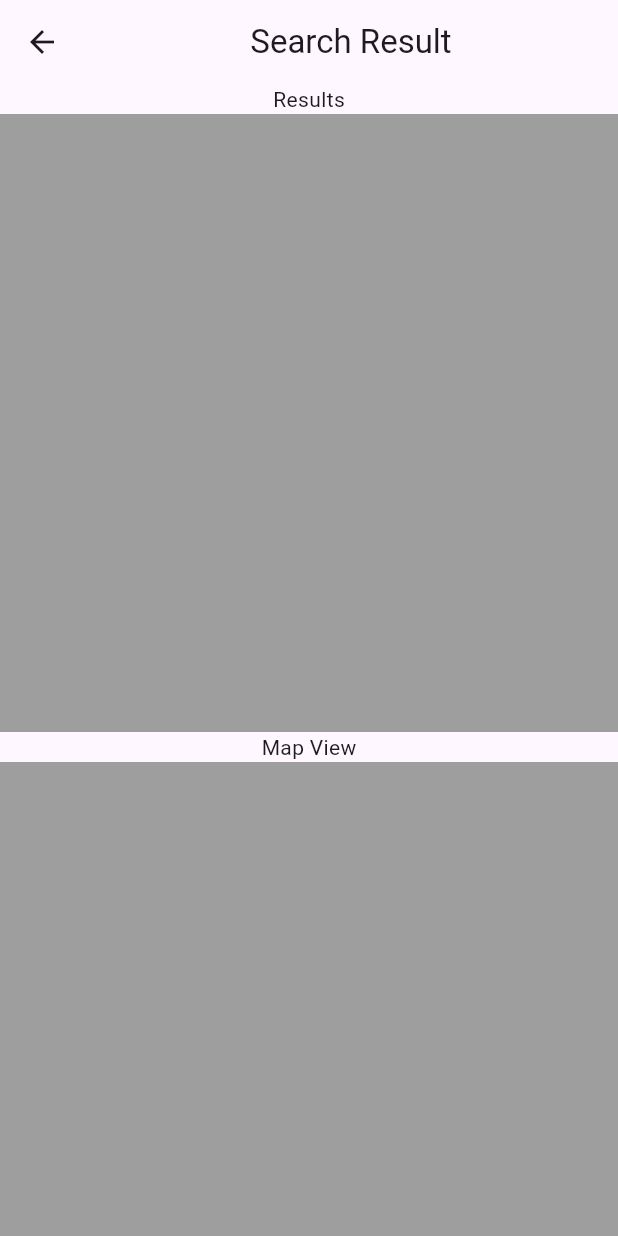
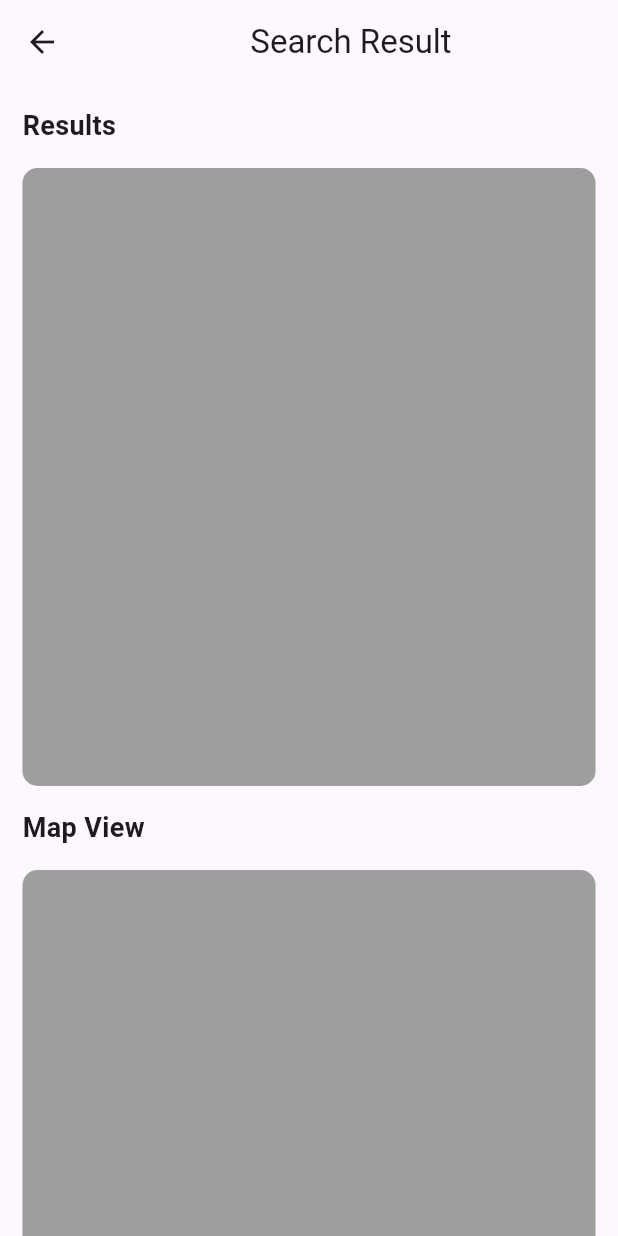
Before and after one commit to Ali-Hadi-Saker/Scout-AI-Flutter, a Flutter app: the SearchResultScreen screen opened by its route, on a phone screen of 412 x 824 dp. Run offline on Flutter 3.47's test engine with Material 3 defaults, Android fonts, the phone set to English and light mode, and no system bars; missing offline and left inert: flutter_joystick.

Commit message:
updated search result screen

```diff
--- a/scout_ai/lib/screens/searchResult.dart
+++ b/scout_ai/lib/screens/searchResult.dart
@@ -14,19 +14,43 @@ class _SearchResultScreenState extends State<SearchResultScreen> {
       appBar: AppBar(
         title: Center(child: Text("Search Result",)),
       ),
-      body: Column(
+      body: SingleChildScrollView(
+        child: Padding(
+          padding: const EdgeInsets.all(15),
+          child: Column(
+            crossAxisAlignment: CrossAxisAlignment.start,
             children: [
-          Text("Results"),
+              Text("Results",
+              style: TextStyle(
+                fontSize: 18,
+                fontWeight: FontWeight.w600
+              ),),
+              SizedBox(height: 15,),
               Container(
-            height: MediaQuery.of(context).size.width,
+                decoration: BoxDecoration(
+                  borderRadius: BorderRadius.circular(10),
                   color: Colors.grey,
                 ),
-          Text("Map View"),
+                height: MediaQuery.of(context).size.width,
+              ),
+              SizedBox(height: 15,)
+,              Text("Map View",
+              style: TextStyle(
+                fontSize: 18,
+                fontWeight: FontWeight.w600
+
+              ),),
+              SizedBox(height: 15,),
               Container(
                 height:MediaQuery.of(context).size.width,
+                decoration: BoxDecoration(
+                  borderRadius: BorderRadius.circular(10),
                   color: Colors.grey,
+                ),
               )
           ],),
+        ),
+      ),
     );
   }
 }
```
Lines whose indentation alone changed are shown as unchanged.
